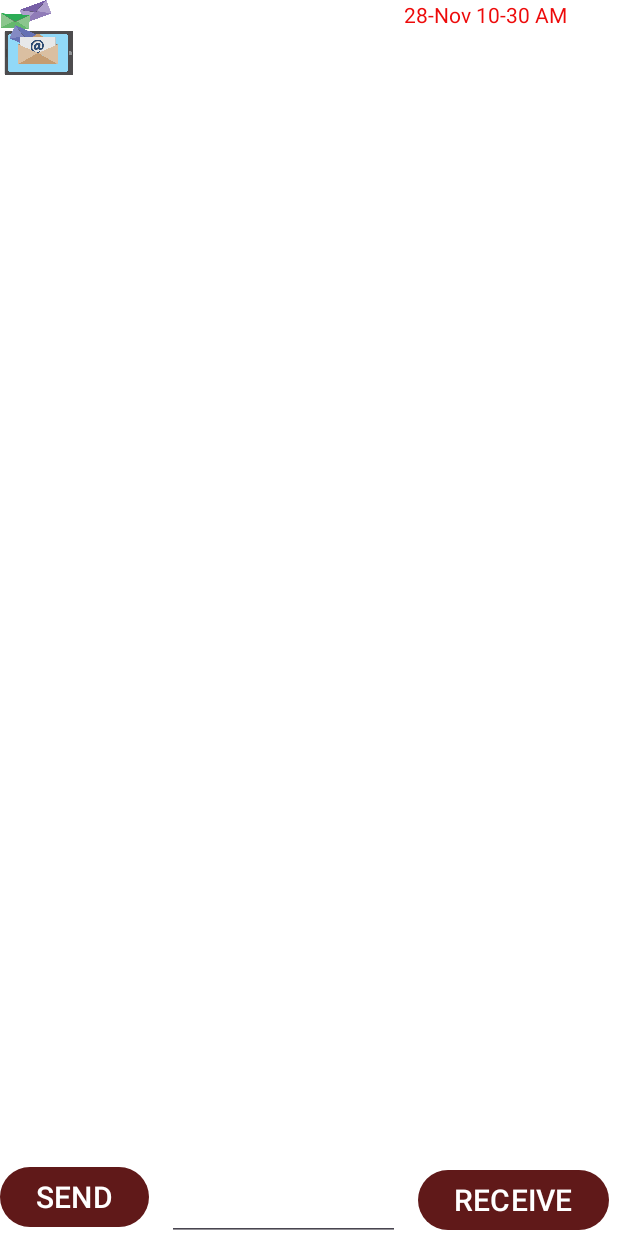
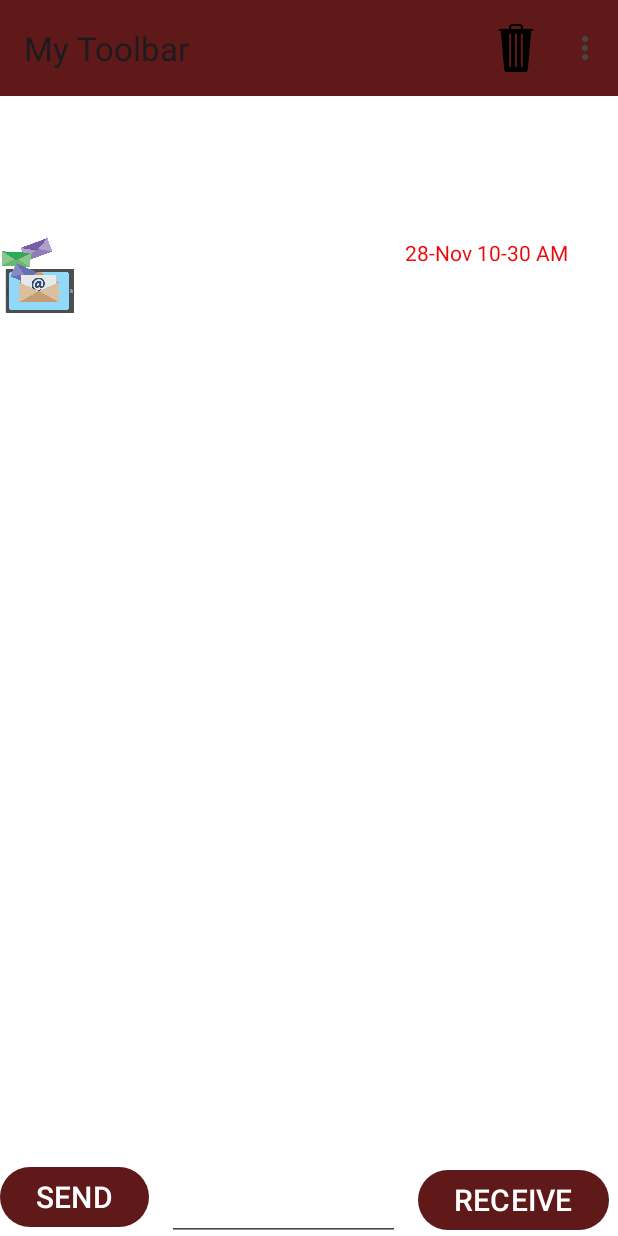
Before and after one commit to Etieno-Josiah/MyAndroidLabs, an Android app: the screen it shows after launch (ChatRoom), after a tap on "SEND", on a phone screen of 412 x 824 dp. Run offline under Robolectric (Android 15) with nearby library versions, the phone set to English and light mode, and no system bars; our stand-ins replace Room's generated code.

Commit message:
finished lab 9

```diff
--- a/app/src/main/res/layout/activity_chat_room.xml
+++ b/app/src/main/res/layout/activity_chat_room.xml
@@ -14,22 +14,28 @@
         android:layout_height="match_parent"
         android:background="@color/white">
 
+        <androidx.appcompat.widget.Toolbar
+            android:id="@+id/toolbar"
+            android:layout_width="match_parent"
+            android:layout_height="?attr/actionBarSize"
+            android:background="?attr/colorPrimary"
+            app:title="My Toolbar" />
 
         <androidx.constraintlayout.widget.ConstraintLayout
             android:layout_width="match_parent"
             android:layout_height="match_parent">
 
+
             <androidx.recyclerview.widget.RecyclerView
                 android:id="@+id/recyclerView"
-                android:layout_width="match_parent"
-                android:layout_height="match_parent"
+                android:layout_width="411dp"
+                android:layout_height="665dp"
                 app:layout_constraintBottom_toBottomOf="parent"
                 app:layout_constraintEnd_toEndOf="parent"
                 app:layout_constraintHorizontal_bias="1.0"
                 app:layout_constraintStart_toStartOf="parent"
                 app:layout_constraintTop_toTopOf="parent"
-                app:layout_constraintVertical_bias="0.0">
-            </androidx.recyclerview.widget.RecyclerView>
+                app:layout_constraintVertical_bias="1.0" />
 
             <Button
                 android:id="@+id/sendButton"
--- /dev/null
+++ b/app/src/main/res/menu/my_menu.xml
@@ -0,0 +1,13 @@
+<?xml version="1.0" encoding="utf-8"?>
+<menu xmlns:app="http://schemas.android.com/apk/res-auto"
+    xmlns:android="http://schemas.android.com/apk/res/android">
+
+    <item
+        android:id="@+id/delete"
+        android:icon="@drawable/delete_item"
+        android:title="Delete this item"
+        app:showAsAction="always" />
+    <item
+        android:id="@+id/about"
+        android:title="About" />
+</menu>
--- a/app/src/main/res/values-night/themes.xml
+++ /dev/null
@@ -1,7 +0,0 @@
-<resources xmlns:tools="http://schemas.android.com/tools">
-    <!-- Base application theme. -->
-    <style name="Base.Theme.EtienosAndroidLabs" parent="Theme.Material3.DayNight.NoActionBar">
-        <!-- Customize your dark theme here. -->
-        <!-- <item name="colorPrimary">@color/my_dark_primary</item> -->
-    </style>
-</resources>
--- a/app/src/main/res/values/themes.xml
+++ b/app/src/main/res/values/themes.xml
@@ -11,6 +11,8 @@
         <!-- Customize your theme here. -->
 
         <item name="android:textColor">@color/my_text</item>
+        <item name="windowActionBar">false</item>
+        <item name="windowNoTitle">true</item>
     </style>
 
     <style name="Theme.EtienosAndroidLabs" parent="Base.Theme.EtienosAndroidLabs" />
--- a/gradle.properties
+++ b/gradle.properties
@@ -21,3 +21,4 @@ kotlin.code.style=official
 # resources declared in the library itself and none from the library's dependencies,
 # thereby reducing the size of the R class for that library
 android.nonTransitiveRClass=true
+android.nonFinalResIds=false
```
Also changed, not shown: app/src/main/java/com/example/etienosandroidlabs/ChatRoom.java (+49 -7 lines), app/src/main/res/drawable-v24/ic_launcher_foreground.xml (deleted, +0 -30 lines), app/src/main/res/drawable/delete_item.png (added).
